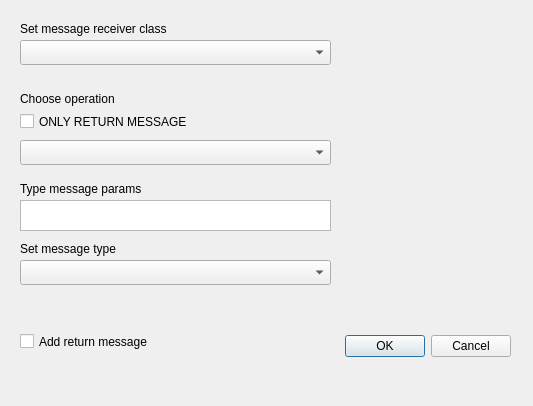
Qt form src/controllers/addmessagedialog.ui (JohnyDevp/CPP_Project) before a commit.
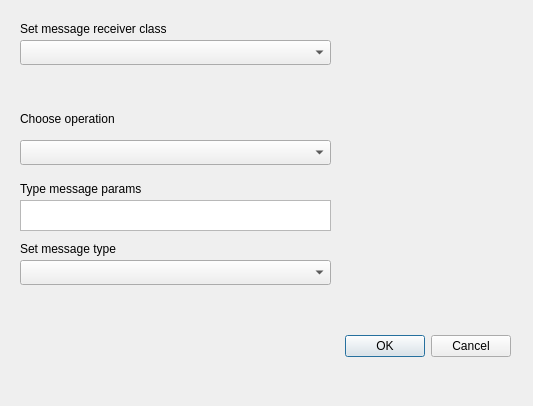
The same form after that commit.

Diff of the .ui file:
```diff
--- a/src/controllers/addmessagedialog.ui
+++ b/src/controllers/addmessagedialog.ui
@@ -79,7 +79,7 @@
    <property name="geometry">
     <rect>
      <x>20</x>
-     <y>90</y>
+     <y>110</y>
      <width>201</width>
      <height>17</height>
     </rect>
@@ -98,32 +98,6 @@
     </rect>
    </property>
   </widget>
-  <widget class="QCheckBox" name="checkBoxReturnMessage">
-   <property name="geometry">
-    <rect>
-     <x>20</x>
-     <y>110</y>
-     <width>241</width>
-     <height>23</height>
-    </rect>
-   </property>
-   <property name="text">
-    <string>ONLY RETURN MESSAGE</string>
-   </property>
-  </widget>
-  <widget class="QCheckBox" name="checkBoxAddReturnMessage">
-   <property name="geometry">
-    <rect>
-     <x>20</x>
-     <y>330</y>
-     <width>191</width>
-     <height>23</height>
-    </rect>
-   </property>
-   <property name="text">
-    <string>Add return message</string>
-   </property>
-  </widget>
   <widget class="QComboBox" name="cmbMessageType">
    <property name="geometry">
     <rect>
```
